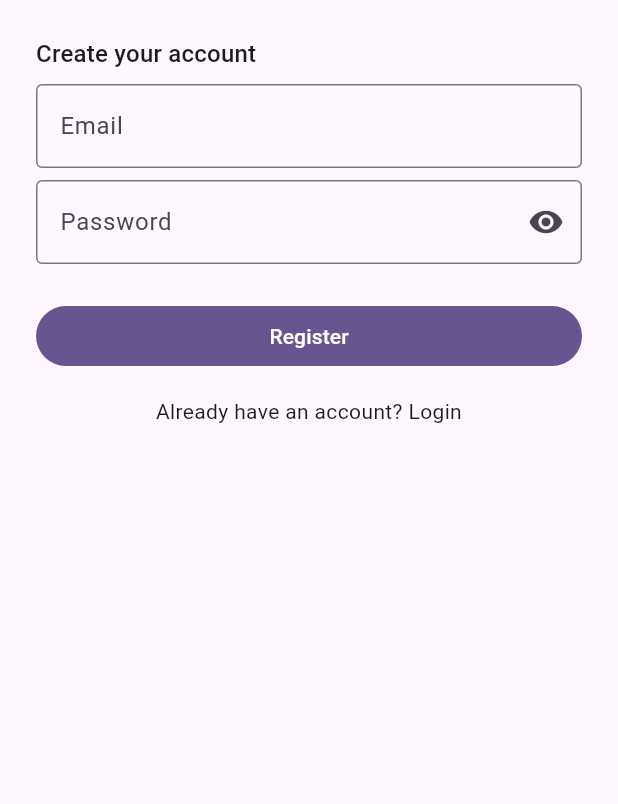
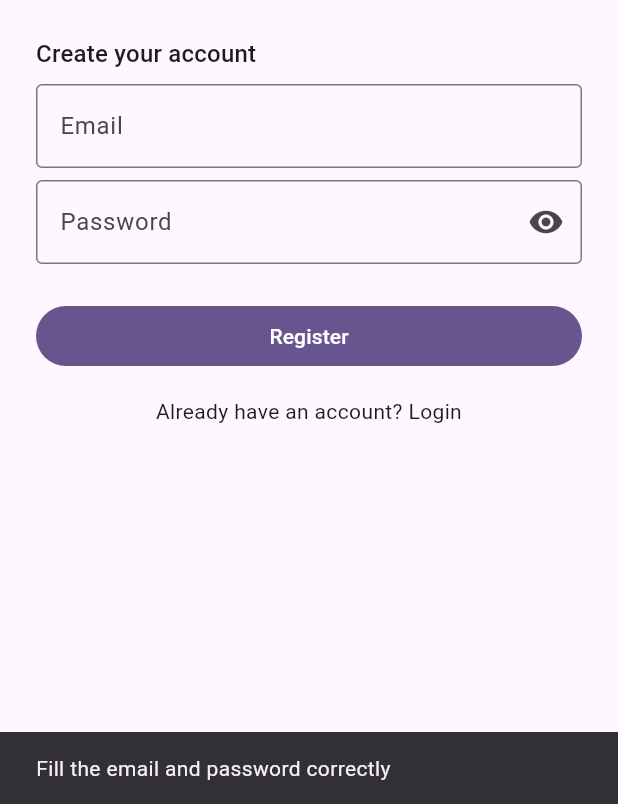
Before and after one commit to Vrynd/Chatting_apps, a Flutter app: the RegisterScreen screen opened by its route, after a tap on "Register", on a phone screen of 412 x 824 dp, the part 432-1236 px from its top. Run offline on Flutter 3.47's test engine with Material 3 defaults, Android fonts, the phone set to English and light mode, and no system bars; our stand-ins replace firebase_auth, firebase_core, shared_preferences; accounts and stored records are empty.

Commit message:
Membuat aksi untuk autentikasi

```diff
--- a/lib/provider/firebase_auth_provider.dart
+++ b/lib/provider/firebase_auth_provider.dart
@@ -60,7 +60,7 @@ class FirebaseAuthProvider extends ChangeNotifier {
   }
 
   // LogOut Akun
-  Future signOutUser(String email, String password) async {
+  Future signOutUser() async {
     try {
       _authStatus = FirebaseAuthStatus.signingOut;
       notifyListeners();
--- a/lib/screens/register_screen.dart
+++ b/lib/screens/register_screen.dart
@@ -1,5 +1,8 @@
+import 'package:chatting_app/provider/firebase_auth_provider.dart';
+import 'package:chatting_app/static/firebase_auth_status.dart';
 import 'package:chatting_app/widgets/textfield_obsecure_widget.dart';
 import 'package:flutter/material.dart';
+import 'package:provider/provider.dart';
 
 class RegisterScreen extends StatefulWidget {
   const RegisterScreen({Key? key}) : super(key: key);
@@ -48,9 +51,18 @@ class _RegisterScreenState extends State<RegisterScreen> {
               hintText: 'Password',
             ),
             const SizedBox(height: 24.0),
-            FilledButton(
-              onPressed: () => _tapToRegister(),
-              child: const Text('Register'),
+            Consumer<FirebaseAuthProvider>(
+              builder: (context, value, child) {
+                return switch (value.authStatus) {
+                  FirebaseAuthStatus.creatingAccount => const Center(
+                      child: CircularProgressIndicator(),
+                    ),
+                  _ => FilledButton(
+                      onPressed: () => _tapToRegister(),
+                      child: const Text('Register'),
+                    ),
+                };
+              },
             ),
             const SizedBox.square(dimension: 16),
             GestureDetector(
@@ -66,7 +78,35 @@ class _RegisterScreenState extends State<RegisterScreen> {
     );
   }
 
-  void _tapToRegister() async {}
+  // Ketika tombol register ditekan
+  void _tapToRegister() async {
+    final email = _emailController.text.trim();
+    final password = _passwordController.text.trim();
+
+    if (email.isNotEmpty && password.isNotEmpty) {
+      final firebaseAuthProvider = context.read<FirebaseAuthProvider>();
+      final navigator = Navigator.of(context);
+      final scaffoldMessenger = ScaffoldMessenger.of(context);
+
+      await firebaseAuthProvider.createAccount(email, password);
+      switch (firebaseAuthProvider.authStatus) {
+        case FirebaseAuthStatus.accountCreated:
+          navigator.pop();
+          break;
+        case _:
+          scaffoldMessenger.showSnackBar(SnackBar(
+            content: Text(firebaseAuthProvider.message ?? ""),
+          ));
+      }
+    } else {
+      const message = "Fill the email and password correctly";
+
+      final scaffoldMessenger = ScaffoldMessenger.of(context);
+      scaffoldMessenger.showSnackBar(const SnackBar(
+        content: Text(message),
+      ));
+    }
+  }
 
   void _goToLogin() {
     Navigator.pop(context);
```
Also changed, not shown: lib/screens/chat_screen.dart (+28 -10 lines), lib/screens/login_screen.dart (+37 -6 lines).
